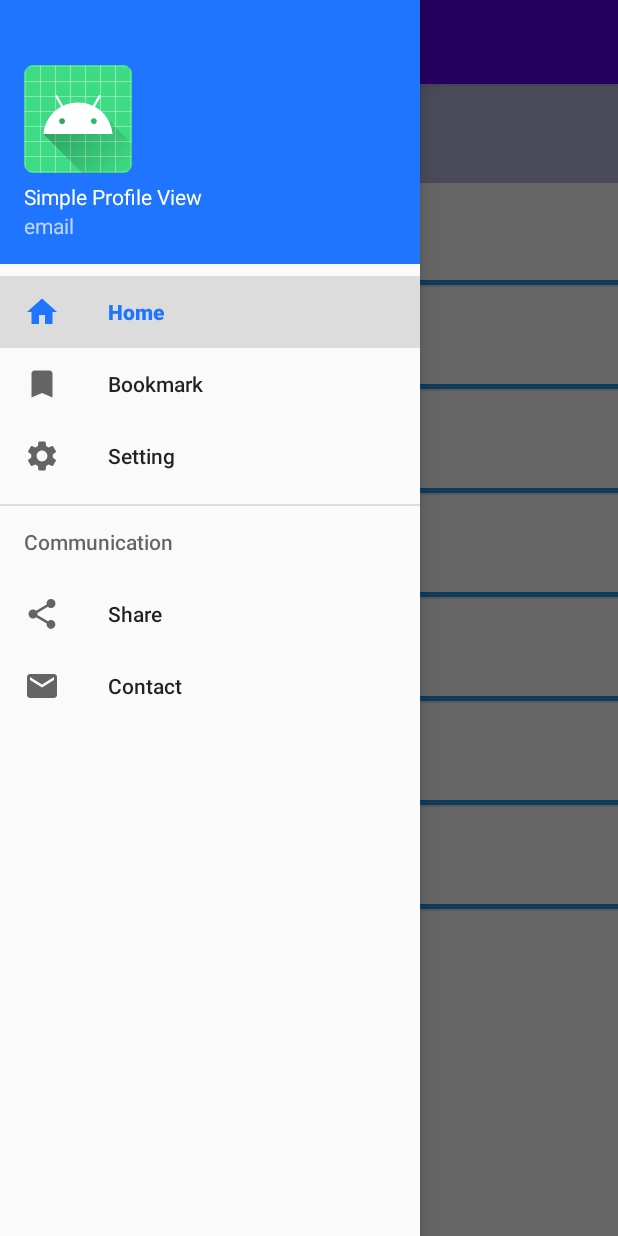
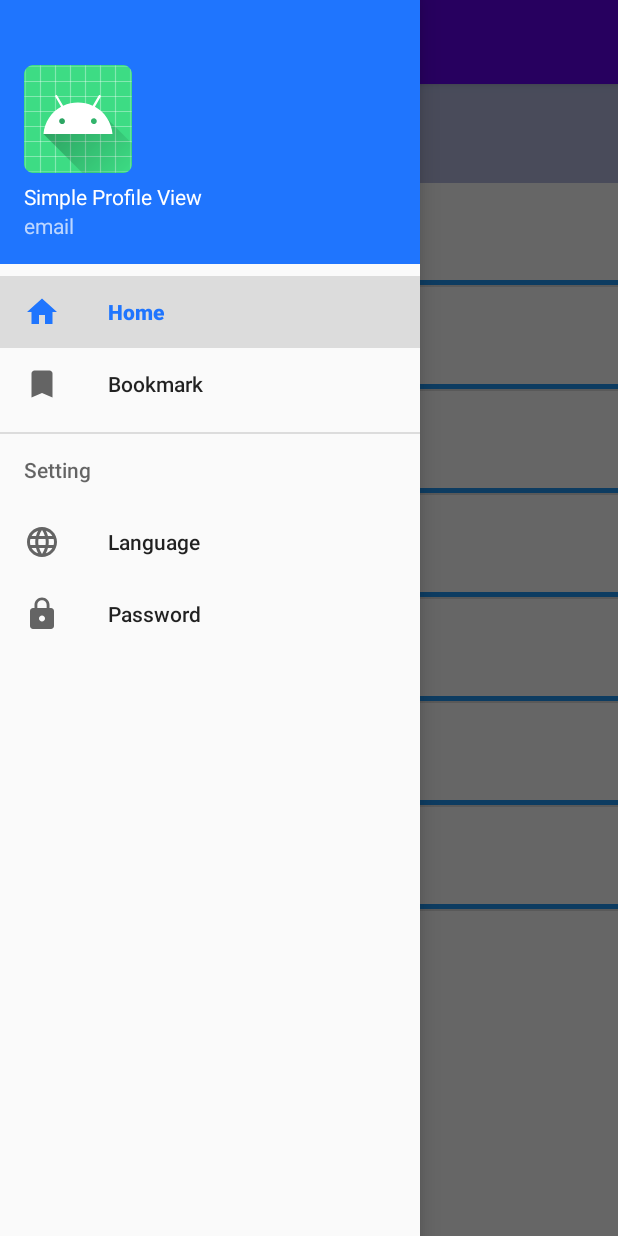
Before and after one commit to Doyeon-Lee/News-Android-App, an Android app: the NavigationActivity screen opened directly, with no data from a screen before it, with the side drawer open, on a phone screen of 412 x 824 dp. Run offline under Robolectric (Android 15) with nearby library versions, the phone set to English and light mode, and no system bars; libraries missing offline, so code that uses them is left out: com.facebook.drawee; 1 statement that could not run was skipped.

```diff
--- a/app/build.gradle
+++ b/app/build.gradle
@@ -35,4 +35,5 @@ dependencies {
     implementation 'androidx.cardview:cardview:1.0.0'
     implementation 'com.facebook.fresco:fresco:2.3.0'
     implementation 'com.android.volley:volley:1.1.1'
+    implementation 'com.google.code.gson:gson:2.8.5'
 }
--- /dev/null
+++ b/app/src/main/res/drawable/ic_language.xml
@@ -0,0 +1,10 @@
+<vector xmlns:android="http://schemas.android.com/apk/res/android"
+    android:width="24dp"
+    android:height="24dp"
+    android:viewportWidth="24"
+    android:viewportHeight="24"
+    android:tint="?attr/colorControlNormal">
+  <path
+      android:fillColor="@android:color/white"
+      android:pathData="M11.99,2C6.47,2 2,6.48 2,12s4.47,10 9.99,10C17.52,22 22,17.52 22,12S17.52,2 11.99,2zM18.92,8h-2.95c-0.32,-1.25 -0.78,-2.45 -1.38,-3.56 1.84,0.63 3.37,1.91 4.33,3.56zM12,4.04c0.83,1.2 1.48,2.53 1.91,3.96h-3.82c0.43,-1.43 1.08,-2.76 1.91,-3.96zM4.26,14C4.1,13.36 4,12.69 4,12s0.1,-1.36 0.26,-2h3.38c-0.08,0.66 -0.14,1.32 -0.14,2 0,0.68 0.06,1.34 0.14,2L4.26,14zM5.08,16h2.95c0.32,1.25 0.78,2.45 1.38,3.56 -1.84,-0.63 -3.37,-1.9 -4.33,-3.56zM8.03,8L5.08,8c0.96,-1.66 2.49,-2.93 4.33,-3.56C8.81,5.55 8.35,6.75 8.03,8zM12,19.96c-0.83,-1.2 -1.48,-2.53 -1.91,-3.96h3.82c-0.43,1.43 -1.08,2.76 -1.91,3.96zM14.34,14L9.66,14c-0.09,-0.66 -0.16,-1.32 -0.16,-2 0,-0.68 0.07,-1.35 0.16,-2h4.68c0.09,0.65 0.16,1.32 0.16,2 0,0.68 -0.07,1.34 -0.16,2zM14.59,19.56c0.6,-1.11 1.06,-2.31 1.38,-3.56h2.95c-0.96,1.65 -2.49,2.93 -4.33,3.56zM16.36,14c0.08,-0.66 0.14,-1.32 0.14,-2 0,-0.68 -0.06,-1.34 -0.14,-2h3.38c0.16,0.64 0.26,1.31 0.26,2s-0.1,1.36 -0.26,2h-3.38z"/>
+</vector>
--- /dev/null
+++ b/app/src/main/res/drawable/ic_password.xml
@@ -0,0 +1,10 @@
+<vector xmlns:android="http://schemas.android.com/apk/res/android"
+    android:width="24dp"
+    android:height="24dp"
+    android:viewportWidth="24"
+    android:viewportHeight="24"
+    android:tint="?attr/colorControlNormal">
+  <path
+      android:fillColor="@android:color/white"
+      android:pathData="M18,8h-1L17,6c0,-2.76 -2.24,-5 -5,-5S7,3.24 7,6v2L6,8c-1.1,0 -2,0.9 -2,2v10c0,1.1 0.9,2 2,2h12c1.1,0 2,-0.9 2,-2L20,10c0,-1.1 -0.9,-2 -2,-2zM12,17c-1.1,0 -2,-0.9 -2,-2s0.9,-2 2,-2 2,0.9 2,2 -0.9,2 -2,2zM15.1,8L8.9,8L8.9,6c0,-1.71 1.39,-3.1 3.1,-3.1 1.71,0 3.1,1.39 3.1,3.1v2z"/>
+</vector>
--- a/app/src/main/res/layout/fragment_setting.xml
+++ /dev/null
@@ -1,6 +0,0 @@
-<?xml version="1.0" encoding="utf-8"?>
-<androidx.constraintlayout.widget.ConstraintLayout
-    xmlns:android="http://schemas.android.com/apk/res/android" android:layout_width="match_parent"
-    android:layout_height="match_parent">
-
-</androidx.constraintlayout.widget.ConstraintLayout>
--- a/app/src/main/res/menu/drawer_menu.xml
+++ b/app/src/main/res/menu/drawer_menu.xml
@@ -12,22 +12,18 @@
             android:id="@+id/nav_bookmark"
             android:icon="@drawable/ic_bookmark"
             android:title="Bookmark" />
-        <item
-            android:id="@+id/nav_setting"
-            android:icon="@drawable/ic_setting"
-            android:title="Setting" />
     </group>
 
-    <item android:title="Communication">
+    <item android:title="Setting">
         <menu>
             <item
-                android:id="@+id/nav_share"
-                android:icon="@drawable/ic_share"
-                android:title="Share" />
+                android:id="@+id/nav_language"
+                android:icon="@drawable/ic_language"
+                android:title="Language" />
             <item
-                android:id="@+id/nav_contact"
-                android:icon="@drawable/ic_message"
-                android:title="Contact" />
+                android:id="@+id/nav_password"
+                android:icon="@drawable/ic_password"
+                android:title="Password" />
         </menu>
     </item>
 
```
Also changed, not shown: app/src/main/java/com/example/myapplication/MainActivity.java (+60 -29 lines), app/src/main/java/com/example/myapplication/NavigationActivity.java (+14 -11 lines), app/src/main/java/com/example/myapplication/PasswordFragment.java (added, +96 -0 lines), app/src/main/java/com/example/myapplication/User.java (added, +41 -0 lines), app/src/main/res/layout/fragment_bookmark.xml (+12 -3 lines), app/src/main/res/layout/fragment_password.xml (added, +98 -0 lines), app/src/main/res/values/strings.xml (+7 -0 lines).
